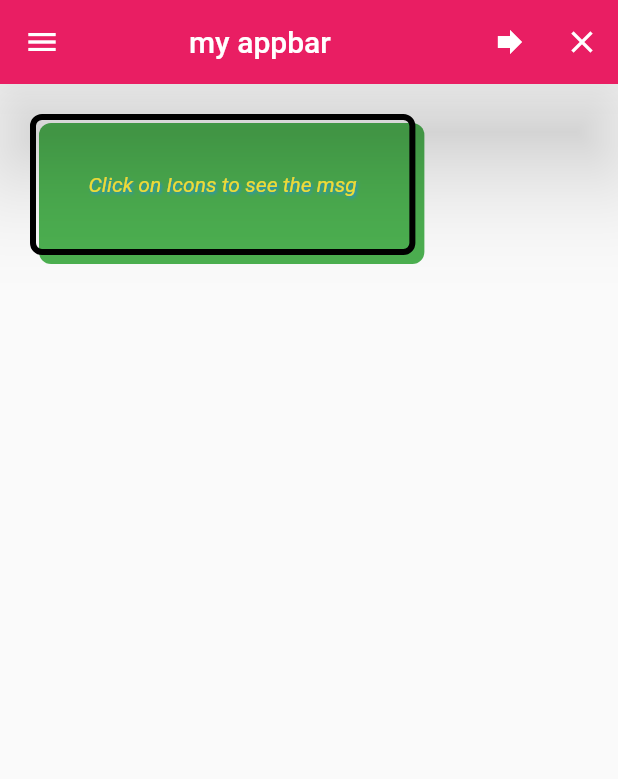
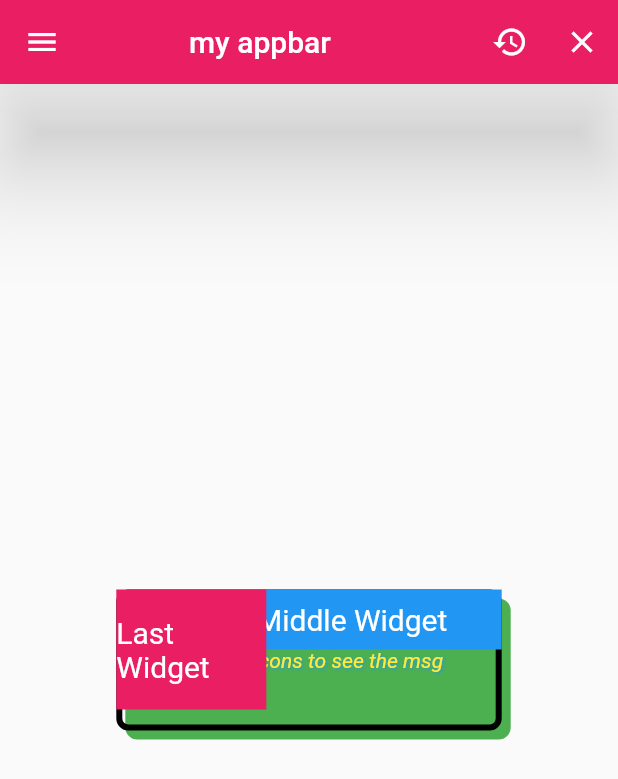
Before and after one commit to bushsk/BasicWidgets-Flutter, a Flutter app: the screen it shows after launch, on a phone screen of 412 x 824 dp. Shown: the top 779 px of the screen. Run offline on Flutter 3.47's test engine with Material 2 defaults, Android fonts, the phone set to English and light mode, and no system bars; Roboto replaces fonts that are missing (sans serif).

Commit message:
stack with basicwidget

```diff
--- a/stateless_widgets/lib/main.dart
+++ b/stateless_widgets/lib/main.dart
@@ -1,5 +1,5 @@
 import 'package:flutter/material.dart';
-//import 'package:flutter/rendering.dart' show debugPaintSizeEnabled;
+
 
 void main() {
 
@@ -28,11 +28,11 @@ class _MyAppState extends State<MyApp> {
               actions: <Widget>[
                 IconButton(
                     onPressed: () {
-                      setState(() {
-                        msg = 'You pressed arrow icon';
-                      });
+                      setState( () {
+                        msg = 'You pressed history icon';
+                      } );
                     },
-                    icon: const Icon(Icons.forward)),
+                    icon: const Icon(Icons.history)),
                 IconButton(
                     onPressed: () {
                       setState(() {
@@ -48,7 +48,10 @@ class _MyAppState extends State<MyApp> {
               titleSpacing: 70.0,
               //toolbarOpacity: 0.5,
             ),
-            body: Container(
+            body: Center(
+              child: Stack(fit: StackFit.passthrough, overflow: Overflow.visible,
+            children : <Widget>[
+              Container(
               //alignment: Alignment.bottomLeft,
               // width: 200.0,
               // height: 100.0,
@@ -79,9 +82,41 @@ class _MyAppState extends State<MyApp> {
                     ],
                   )
                   ),
+            ),
+            Positioned(
+                top: 20,
+                right: 20,
+                child: Container(
+                  height: 40,
+                  width: 200,
+                  color: Colors.blue,
+                  child: Center(
+                    child: Text(
+                      'Middle Widget',
+                      style: TextStyle(color: Colors.white, fontSize: 20),
+                    ),
+                  ),
+                ),
+              ),
+              Positioned(
+                top: 20,
+                left: 20,
+                child: Container(
+                  height: 80,
+                  width: 100,
+                  color: Colors.pink,
+                  child: Center(
+                    child: Text(
+                      'Last Widget',
+                      style: TextStyle(color: Colors.white, fontSize: 20),
+                    ),
+                  ),
+                ),
+              ),
+           ]
             )
-            )
-
+        )
+    )
     );
   }
 }
```
